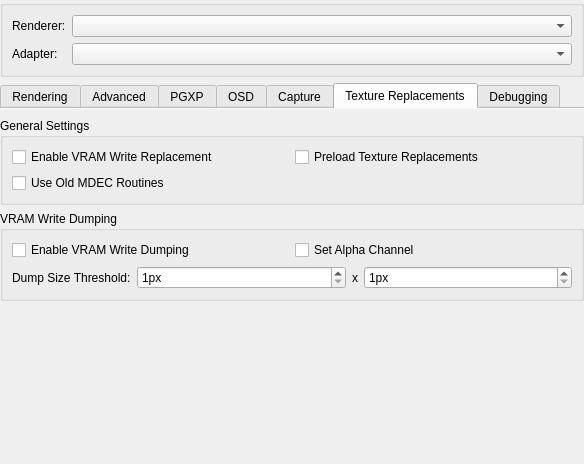
The window that src/duckstation-qt/graphicssettingswidget.ui (stenzek/duckstation) describes before a commit, drawn with Qt 5.
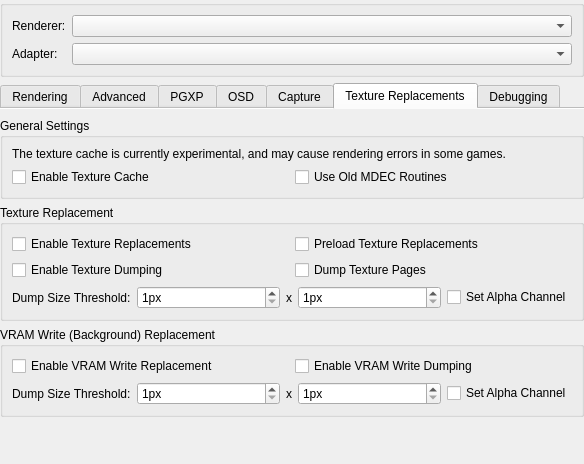
The same window after the commit. The open tabs and pages were chosen to show the change.

Commit message: GPU: Add hardware texture cache

```diff
--- a/src/duckstation-qt/graphicssettingswidget.ui
+++ b/src/duckstation-qt/graphicssettingswidget.ui
@@ -912,20 +912,46 @@
         <number>0</number>
        </property>
        <item>
-        <widget class="QGroupBox" name="groupBox_5">
+        <widget class="QGroupBox" name="groupBox_12">
          <property name="title">
           <string>General Settings</string>
          </property>
+         <layout class="QGridLayout" name="gridLayout_4">
+          <item row="1" column="0">
+           <widget class="QCheckBox" name="enableTextureCache">
+            <property name="text">
+             <string>Enable Texture Cache</string>
+            </property>
+           </widget>
+          </item>
+          <item row="1" column="1">
+           <widget class="QCheckBox" name="useOldMDECRoutines">
+            <property name="text">
+             <string>Use Old MDEC Routines</string>
+            </property>
+           </widget>
+          </item>
+          <item row="0" column="0" colspan="2">
+           <widget class="QLabel" name="label_2">
+            <property name="text">
+             <string>The texture cache is currently experimental, and may cause rendering errors in some games.</string>
+            </property>
+            <property name="wordWrap">
+             <bool>true</bool>
+            </property>
+           </widget>
+          </item>
+         </layout>
+        </widget>
+       </item>
+       <item>
+        <widget class="QGroupBox" name="groupBox_5">
+         <property name="title">
+          <string>Texture Replacement</string>
+         </property>
          <layout class="QFormLayout" name="formLayout_8">
           <item row="0" column="0" colspan="2">
            <layout class="QGridLayout" name="gridLayout_6">
-            <item row="0" column="0">
-             <widget class="QCheckBox" name="vramWriteReplacement">
-              <property name="text">
-               <string>Enable VRAM Write Replacement</string>
-              </property>
-             </widget>
-            </item>
             <item row="0" column="1">
              <widget class="QCheckBox" name="preloadTextureReplacements">
               <property name="text">
@@ -933,10 +959,75 @@
               </property>
              </widget>
             </item>
+            <item row="0" column="0">
+             <widget class="QCheckBox" name="enableTextureReplacements">
+              <property name="text">
+               <string>Enable Texture Replacements</string>
+              </property>
+             </widget>
+            </item>
             <item row="1" column="0">
-             <widget class="QCheckBox" name="useOldMDECRoutines">
+             <widget class="QCheckBox" name="enableTextureDumping">
               <property name="text">
-               <string>Use Old MDEC Routines</string>
+               <string>Enable Texture Dumping</string>
+              </property>
+             </widget>
+            </item>
+            <item row="1" column="1">
+             <widget class="QCheckBox" name="dumpTexturePages">
+              <property name="text">
+               <string>Dump Texture Pages</string>
+              </property>
+             </widget>
+            </item>
+           </layout>
+          </item>
+          <item row="1" column="0">
+           <widget class="QLabel" name="vramWriteDumpThresholdLabel_2">
+            <property name="text">
+             <string>Dump Size Threshold:</string>
+            </property>
+           </widget>
+          </item>
+          <item row="1" column="1">
+           <layout class="QHBoxLayout" name="horizontalLayout_7" stretch="1,0,1,0">
+            <item>
+             <widget class="QSpinBox" name="minDumpedTextureWidth">
+              <property name="suffix">
+               <string>px</string>
+              </property>
+              <property name="minimum">
+               <number>1</number>
+              </property>
+              <property name="maximum">
+               <number>1024</number>
+              </property>
+             </widget>
+            </item>
+            <item>
+             <widget class="QLabel" name="vramWriteDumpThresholdSeparator_2">
+              <property name="text">
+               <string>x</string>
+              </property>
+             </widget>
+            </item>
+            <item>
+             <widget class="QSpinBox" name="minDumpedTextureHeight">
+              <property name="suffix">
+               <string>px</string>
+              </property>
+              <property name="minimum">
+               <number>1</number>
+              </property>
+              <property name="maximum">
+               <number>512</number>
+              </property>
+             </widget>
+            </item>
+            <item>
+             <widget class="QCheckBox" name="setTextureDumpAlphaChannel">
+              <property name="text">
+               <string>Set Alpha Channel</string>
               </property>
              </widget>
             </item>
@@ -948,25 +1039,25 @@
        <item>
         <widget class="QGroupBox" name="groupBox_4">
          <property name="title">
-          <string>VRAM Write Dumping</string>
+          <string>VRAM Write (Background) Replacement</string>
          </property>
          <layout class="QFormLayout" name="formLayout_9">
           <item row="0" column="0" colspan="2">
            <layout class="QGridLayout" name="gridLayout_7">
             <item row="0" column="0">
+             <widget class="QCheckBox" name="vramWriteReplacement">
+              <property name="text">
+               <string>Enable VRAM Write Replacement</string>
+              </property>
+             </widget>
+            </item>
+            <item row="0" column="1">
              <widget class="QCheckBox" name="vramWriteDumping">
               <property name="text">
                <string>Enable VRAM Write Dumping</string>
               </property>
              </widget>
             </item>
-            <item row="0" column="1">
-             <widget class="QCheckBox" name="setVRAMWriteAlphaChannel">
-              <property name="text">
-               <string>Set Alpha Channel</string>
-              </property>
-             </widget>
-            </item>
            </layout>
           </item>
           <item row="1" column="0">
@@ -977,7 +1068,7 @@
            </widget>
           </item>
           <item row="1" column="1">
-           <layout class="QHBoxLayout" name="horizontalLayout_6" stretch="1,0,1">
+           <layout class="QHBoxLayout" name="horizontalLayout_6" stretch="1,0,1,0">
             <item>
              <widget class="QSpinBox" name="minDumpedVRAMWriteWidth">
               <property name="suffix">
@@ -1011,6 +1102,13 @@
               </property>
              </widget>
             </item>
+            <item>
+             <widget class="QCheckBox" name="setVRAMWriteAlphaChannel">
+              <property name="text">
+               <string>Set Alpha Channel</string>
+              </property>
+             </widget>
+            </item>
            </layout>
           </item>
          </layout>
```
The commit also changes 19 other files.
